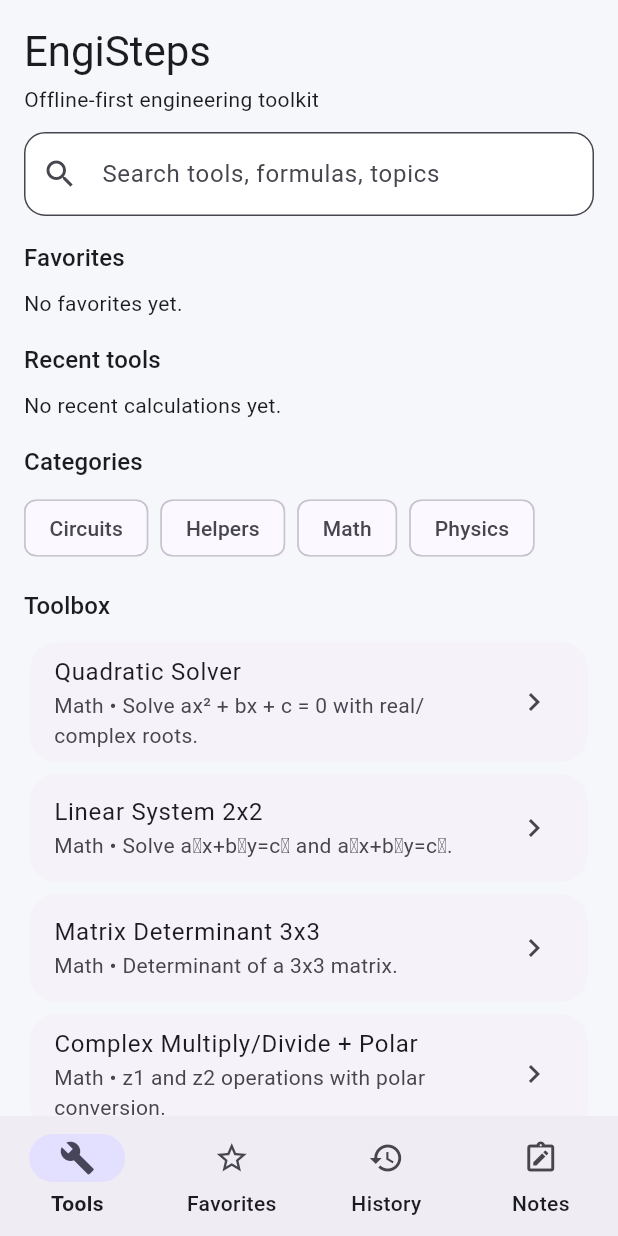
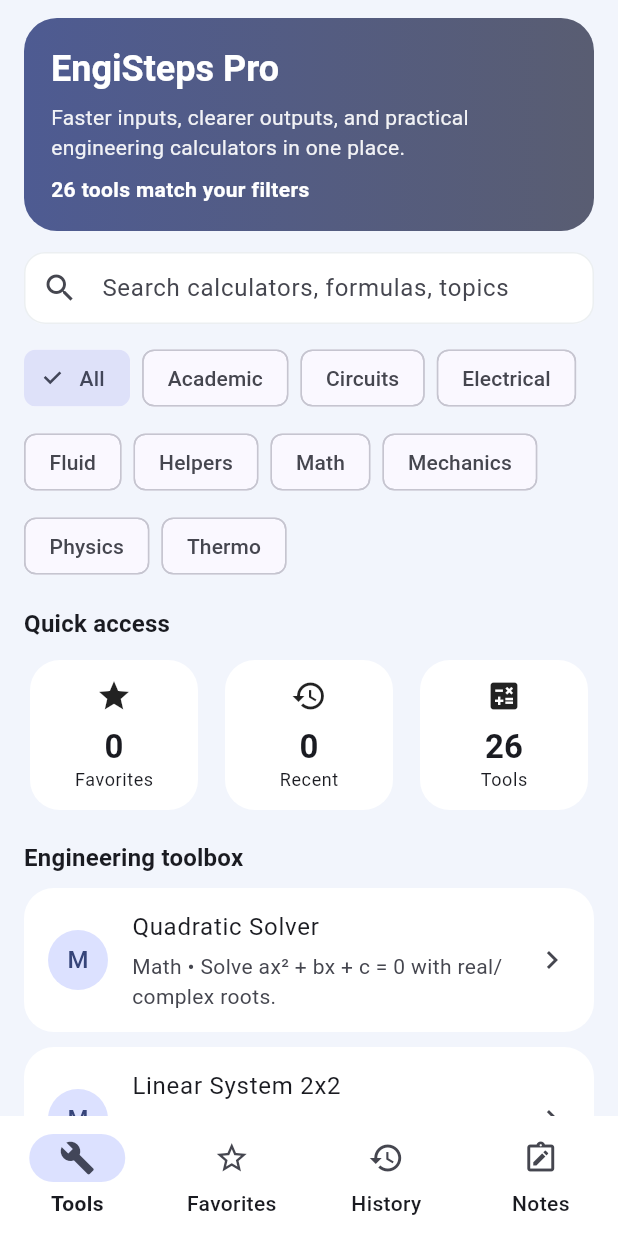
Before and after one commit to drilonkrivaqa/engisteps, a Flutter app: the screen it shows after launch, on a phone screen of 412 x 824 dp. Run offline on Flutter 3.47's test engine with Material 3 defaults, Android fonts, the light colour scheme and no system bars; our stand-ins replace flutter_riverpod, go_router, shared_preferences.

Commit message:
Redesign tooling UX and expand engineering calculators

```diff
--- a/lib/src/core/theme/app_theme.dart
+++ b/lib/src/core/theme/app_theme.dart
@@ -1,7 +1,7 @@
 import 'package:flutter/material.dart';
 
 class AppTheme {
-  static const _seed = Color(0xFF4F46E5);
+  static const _seed = Color(0xFF265DFA);
 
   static ThemeData get light {
     final base = ThemeData(
@@ -11,7 +11,7 @@ class AppTheme {
     );
 
     return base.copyWith(
-      scaffoldBackgroundColor: const Color(0xFFF6F7FB),
+      scaffoldBackgroundColor: const Color(0xFFF2F5FC),
       pageTransitionsTheme: const PageTransitionsTheme(
         builders: {
           TargetPlatform.android: ZoomPageTransitionsBuilder(),
@@ -29,9 +29,11 @@ class AppTheme {
       ),
       cardTheme: const CardThemeData(
         elevation: 0,
-        shape: RoundedRectangleBorder(borderRadius: BorderRadius.all(Radius.circular(18))),
+        color: Colors.white,
+        shape: RoundedRectangleBorder(borderRadius: BorderRadius.all(Radius.circular(20))),
       ),
       navigationBarTheme: NavigationBarThemeData(
+        backgroundColor: Colors.white,
         indicatorColor: base.colorScheme.primaryContainer,
         labelTextStyle: WidgetStateProperty.resolveWith(
           (states) => TextStyle(
@@ -42,7 +44,9 @@ class AppTheme {
       inputDecorationTheme: InputDecorationTheme(
         filled: true,
         fillColor: Colors.white,
-        border: OutlineInputBorder(borderRadius: BorderRadius.circular(14)),
+        contentPadding: const EdgeInsets.symmetric(horizontal: 14, vertical: 12),
+        border: OutlineInputBorder(borderRadius: BorderRadius.circular(14), borderSide: BorderSide.none),
+        enabledBorder: OutlineInputBorder(borderRadius: BorderRadius.circular(14), borderSide: BorderSide(color: Colors.blueGrey.withValues(alpha: 0.12))),
       ),
     );
   }
@@ -60,9 +64,10 @@ class AppTheme {
         foregroundColor: base.colorScheme.onSurface,
         elevation: 0,
       ),
-      cardTheme: const CardThemeData(
+      cardTheme: CardThemeData(
         elevation: 0,
-        shape: RoundedRectangleBorder(borderRadius: BorderRadius.all(Radius.circular(18))),
+        color: base.colorScheme.surfaceContainer,
+        shape: const RoundedRectangleBorder(borderRadius: BorderRadius.all(Radius.circular(20))),
       ),
       navigationBarTheme: NavigationBarThemeData(
         indicatorColor: base.colorScheme.primaryContainer,
@@ -70,7 +75,7 @@ class AppTheme {
       inputDecorationTheme: InputDecorationTheme(
         filled: true,
         fillColor: base.colorScheme.surfaceContainerHigh,
-        border: OutlineInputBorder(borderRadius: BorderRadius.circular(14)),
+        border: OutlineInputBorder(borderRadius: BorderRadius.circular(14), borderSide: BorderSide.none),
       ),
     );
   }
--- a/lib/src/features/tools/domain/tool_registry.dart
+++ b/lib/src/features/tools/domain/tool_registry.dart
@@ -433,6 +433,96 @@ class ToolRegistry {
         ],
       ),
     ),
+
+    Tool(
+      id: 'beam_bending_stress',
+      title: 'Beam Bending Stress',
+      category: 'Mechanics',
+      description: 'Compute maximum bending stress using σ = Mc/I.',
+      tags: ['beam', 'stress', 'mechanics of materials'],
+      inputs: const [
+        ToolInputSchema(key: 'M', label: 'Moment M', defaultValue: '1200', unit: 'N·m'),
+        ToolInputSchema(key: 'c', label: 'Distance c', defaultValue: '0.05', unit: 'm'),
+        ToolInputSchema(key: 'I', label: 'Second moment I', defaultValue: '0.000008', unit: 'm⁴'),
+      ],
+      compute: (m) {
+        final stress = m['M']! * m['c']! / m['I']!;
+        return ToolResult(mainResult: 'σmax=${_n(stress)} Pa', secondaryResults: [MapEntry('≈ MPa', _n(stress / 1e6))]);
+      },
+    ),
+    Tool(
+      id: 'reynolds_number',
+      title: 'Reynolds Number',
+      category: 'Fluid',
+      description: 'Flow regime indicator Re = ρVD/μ.',
+      tags: ['fluid', 'pipe', 'laminar', 'turbulent'],
+      inputs: const [
+        ToolInputSchema(key: 'rho', label: 'Density ρ', defaultValue: '1000', unit: 'kg/m³'),
+        ToolInputSchema(key: 'V', label: 'Velocity V', defaultValue: '1.5', unit: 'm/s'),
+        ToolInputSchema(key: 'D', label: 'Diameter D', defaultValue: '0.05', unit: 'm'),
+        ToolInputSchema(key: 'mu', label: 'Dynamic viscosity μ', defaultValue: '0.001', unit: 'Pa·s'),
+      ],
+      compute: (m) {
+        final re = m['rho']! * m['V']! * m['D']! / m['mu']!;
+        final regime = re < 2300 ? 'Laminar' : (re < 4000 ? 'Transition' : 'Turbulent');
+        return ToolResult(mainResult: 'Re=${_n(re)}', secondaryResults: [MapEntry('Regime', regime)]);
+      },
+    ),
+    Tool(
+      id: 'ideal_gas',
+      title: 'Ideal Gas Solver',
+      category: 'Thermo',
+      description: 'Solve pressure with P = nRT/V.',
+      tags: ['thermo', 'gas law'],
+      inputs: const [
+        ToolInputSchema(key: 'n', label: 'Moles n', defaultValue: '1'),
+        ToolInputSchema(key: 'T', label: 'Temperature T', defaultValue: '300', unit: 'K'),
+        ToolInputSchema(key: 'V', label: 'Volume V', defaultValue: '0.024', unit: 'm³'),
+      ],
+      compute: (m) {
+        const r = 8.314462618;
+        final p = m['n']! * r * m['T']! / m['V']!;
+        return ToolResult(mainResult: 'P=${_n(p)} Pa', secondaryResults: [MapEntry('kPa', _n(p / 1000))]);
+      },
+    ),
+    Tool(
+      id: 'gpa_tracker',
+      title: 'GPA / CGPA Estimator',
+      category: 'Academic',
+      description: 'Weighted GPA from previous and current semester.',
+      tags: ['gpa', 'academic', 'planner'],
+      inputs: const [
+        ToolInputSchema(key: 'prevCgpa', label: 'Previous CGPA', defaultValue: '3.2', min: 0, max: 4),
+        ToolInputSchema(key: 'prevCredits', label: 'Previous credits', defaultValue: '72', min: 0),
+        ToolInputSchema(key: 'currentGpa', label: 'Current semester GPA', defaultValue: '3.6', min: 0, max: 4),
+        ToolInputSchema(key: 'currentCredits', label: 'Current credits', defaultValue: '18', min: 1),
+      ],
+      compute: (m) {
+        final totalPts = m['prevCgpa']! * m['prevCredits']! + m['currentGpa']! * m['currentCredits']!;
+        final totalCredits = m['prevCredits']! + m['currentCredits']!;
+        final cgpa = totalPts / totalCredits;
+        return ToolResult(mainResult: 'Updated CGPA=${_n(cgpa)}', secondaryResults: [MapEntry('Total credits', _n(totalCredits))]);
+      },
+    ),
+    Tool(
+      id: 'transformer_turns_ratio',
+      title: 'Transformer Turns & Voltage Ratio',
+      category: 'Electrical',
+      description: 'Compute Vs and current ratio in ideal transformer.',
+      tags: ['transformer', 'power systems'],
+      inputs: const [
+        ToolInputSchema(key: 'Vp', label: 'Primary voltage Vp', defaultValue: '230', unit: 'V'),
+        ToolInputSchema(key: 'Np', label: 'Primary turns Np', defaultValue: '500'),
+        ToolInputSchema(key: 'Ns', label: 'Secondary turns Ns', defaultValue: '100'),
+        ToolInputSchema(key: 'Ip', label: 'Primary current Ip', defaultValue: '2', unit: 'A'),
+      ],
+      compute: (m) {
+        final ratio = m['Ns']! / m['Np']!;
+        final vs = m['Vp']! * ratio;
+        final isec = m['Ip']! / ratio;
+        return ToolResult(mainResult: 'Vs=${_n(vs)} V', secondaryResults: [MapEntry('Turns ratio Ns/Np', _n(ratio)), MapEntry('Secondary current Is', '${_n(isec)} A')]);
+      },
+    ),
   ];
 
   static Tool byId(String id) => tools.firstWhere((t) => t.id == id);
--- a/lib/src/features/tools/presentation/tools_screens.dart
+++ b/lib/src/features/tools/presentation/tools_screens.dart
@@ -11,63 +11,113 @@ import '../../history/data/history_repository.dart';
 import '../domain/tool_registry.dart';
 
 final _searchProvider = StateProvider<String>((ref) => '');
+final _categoryProvider = StateProvider<String?>((ref) => null);
 
 class ToolsHomeScreen extends ConsumerWidget {
   const ToolsHomeScreen({super.key});
 
   @override
   Widget build(BuildContext context, WidgetRef ref) {
-    final query = ref.watch(_searchProvider).toLowerCase();
+    final query = ref.watch(_searchProvider).trim().toLowerCase();
+    final selectedCategory = ref.watch(_categoryProvider);
     final favorites = ref.watch(favoritesProvider);
     final history = ref.watch(historyProvider);
+    final categories = ToolRegistry.categories();
+
     final filtered = ToolRegistry.tools.where((t) {
-      return t.title.toLowerCase().contains(query) || t.category.toLowerCase().contains(query);
+      final inQuery = query.isEmpty ||
+          t.title.toLowerCase().contains(query) ||
+          t.category.toLowerCase().contains(query) ||
+          t.description.toLowerCase().contains(query) ||
+          t.tags.any((tag) => tag.toLowerCase().contains(query));
+      final inCategory = selectedCategory == null || t.category == selectedCategory;
+      return inQuery && inCategory;
     }).toList();
-    final categories = ToolRegistry.categories();
 
     return SafeArea(
       child: ListView(
-        padding: const EdgeInsets.all(16),
+        padding: const EdgeInsets.fromLTRB(16, 12, 16, 24),
         children: [
-          Text('EngiSteps', style: Theme.of(context).textTheme.headlineMedium),
-          const SizedBox(height: 4),
-          const Text('Offline-first engineering toolkit'),
-          const SizedBox(height: 12),
+          _heroCard(context, filtered.length),
+          const SizedBox(height: 14),
           TextField(
             onChanged: (v) => ref.read(_searchProvider.notifier).state = v,
-            decoration: const InputDecoration(prefixIcon: Icon(Icons.search), hintText: 'Search tools, formulas, topics'),
+            decoration: InputDecoration(
+              prefixIcon: const Icon(Icons.search),
+              hintText: 'Search calculators, formulas, topics',
+              suffixIcon: query.isEmpty
+                  ? null
+                  : IconButton(
+                      onPressed: () => ref.read(_searchProvider.notifier).state = '',
+                      icon: const Icon(Icons.close),
                     ),
-          const SizedBox(height: 16),
-          _sectionTitle(context, 'Favorites'),
-          if (favorites.isEmpty)
-            const Text('No favorites yet.')
-          else
-            Wrap(
-              spacing: 8,
-              children: favorites.take(6).map((id) => ActionChip(label: Text(ToolRegistry.byId(id).title), onPressed: () => context.push('/tool/$id'))).toList(),
             ),
-          const SizedBox(height: 16),
-          _sectionTitle(context, 'Recent tools'),
-          if (history.isEmpty)
-            const Text('No recent calculations yet.')
-          else
-            ...history.take(3).map((h) => ListTile(title: Text(ToolRegistry.byId(h.toolId).title), subtitle: Text(h.output), onTap: () => context.push('/tool/${h.toolId}'))),
-          const SizedBox(height: 16),
-          _sectionTitle(context, 'Categories'),
+          ),
+          const SizedBox(height: 12),
           Wrap(
             spacing: 8,
             runSpacing: 8,
-            children: categories
-                .map((c) => FilterChip(label: Text(c), selected: false, onSelected: (_) => ref.read(_searchProvider.notifier).state = c))
+            children: [
+              ChoiceChip(
+                label: const Text('All'),
+                selected: selectedCategory == null,
+                onSelected: (_) => ref.read(_categoryProvider.notifier).state = null,
+              ),
+              ...categories.map(
+                (c) => ChoiceChip(
+                  label: Text(c),
+                  selected: selectedCategory == c,
+                  onSelected: (_) => ref.read(_categoryProvider.notifier).state = c,
+                ),
+              ),
+            ],
+          ),
+          const SizedBox(height: 16),
+          _sectionTitle(context, 'Quick access'),
+          const SizedBox(height: 8),
+          Row(
+            children: [
+              Expanded(child: _metricCard(context, 'Favorites', favorites.length.toString(), Icons.star)),
+              const SizedBox(width: 10),
+              Expanded(child: _metricCard(context, 'Recent', history.length.toString(), Icons.history)),
+              const SizedBox(width: 10),
+              Expanded(child: _metricCard(context, 'Tools', ToolRegistry.tools.length.toString(), Icons.calculate)),
+            ],
+          ),
+          const SizedBox(height: 16),
+          if (favorites.isNotEmpty) ...[
+            _sectionTitle(context, 'Pinned tools'),
+            const SizedBox(height: 8),
+            Wrap(
+              spacing: 8,
+              runSpacing: 8,
+              children: favorites
+                  .take(8)
+                  .map((id) => ActionChip(
+                        avatar: const Icon(Icons.star, size: 16),
+                        label: Text(ToolRegistry.byId(id).title),
+                        onPressed: () => context.push('/tool/$id'),
+                      ))
                   .toList(),
             ),
             const SizedBox(height: 16),
-          _sectionTitle(context, 'Toolbox'),
+          ],
+          _sectionTitle(context, 'Engineering toolbox'),
+          const SizedBox(height: 8),
           ...filtered.map(
             (tool) => Card(
+              margin: const EdgeInsets.only(bottom: 10),
               child: ListTile(
+                contentPadding: const EdgeInsets.symmetric(horizontal: 16, vertical: 6),
                 title: Text(tool.title),
-                subtitle: Text('${tool.category} • ${tool.description}'),
+                subtitle: Padding(
+                  padding: const EdgeInsets.only(top: 4),
+                  child: Text('${tool.category} • ${tool.description}'),
+                ),
+                leading: CircleAvatar(
+                  backgroundColor: Theme.of(context).colorScheme.primaryContainer,
+                  child: Text(tool.category.substring(0, 1)),
+                ),
                 trailing: const Icon(Icons.chevron_right),
                 onTap: () => context.push('/tool/${tool.id}'),
               ),
@@ -78,11 +128,49 @@ class ToolsHomeScreen extends ConsumerWidget {
     );
   }
 
+  Widget _heroCard(BuildContext context, int resultCount) {
+    return Container(
+      padding: const EdgeInsets.all(18),
+      decoration: BoxDecoration(
+        borderRadius: BorderRadius.circular(22),
+        gradient: LinearGradient(
+          colors: [
+            Theme.of(context).colorScheme.primary,
+            Theme.of(context).colorScheme.secondary,
+          ],
+        ),
+      ),
+      child: Column(
+        crossAxisAlignment: CrossAxisAlignment.start,
+        children: [
+          Text('EngiSteps Pro', style: Theme.of(context).textTheme.headlineSmall?.copyWith(color: Colors.white, fontWeight: FontWeight.w700)),
+          const SizedBox(height: 6),
+          Text('Faster inputs, clearer outputs, and practical engineering calculators in one place.', style: Theme.of(context).textTheme.bodyMedium?.copyWith(color: Colors.white.withValues(alpha: 0.92))),
+          const SizedBox(height: 8),
+          Text('$resultCount tools match your filters', style: const TextStyle(color: Colors.white, fontWeight: FontWeight.w600)),
+        ],
+      ),
+    );
+  }
+
+  Widget _metricCard(BuildContext context, String title, String value, IconData icon) {
+    return Card(
+      child: Padding(
+        padding: const EdgeInsets.all(12),
+        child: Column(
+          children: [
+            Icon(icon),
+            const SizedBox(height: 8),
+            Text(value, style: Theme.of(context).textTheme.titleLarge?.copyWith(fontWeight: FontWeight.w700)),
+            Text(title, style: Theme.of(context).textTheme.bodySmall),
+          ],
+        ),
+      ),
+    );
+  }
+
   Widget _sectionTitle(BuildContext context, String title) {
-    return Padding(
-      padding: const EdgeInsets.only(bottom: 8),
-      child: Text(title, style: Theme.of(context).textTheme.titleMedium),
-    );
+    return Text(title, style: Theme.of(context).textTheme.titleMedium?.copyWith(fontWeight: FontWeight.w700));
   }
 }
 
@@ -102,7 +190,7 @@ class _ToolDetailScreenState extends ConsumerState<ToolDetailScreen> {
   final Map<String, double> _selectedOptions = {};
   ToolResult? _result;
   bool _showSteps = false;
-  bool _explain = false;
+  bool _explain = true;
 
   @override
   void dispose() {
@@ -131,28 +219,54 @@ class _ToolDetailScreenState extends ConsumerState<ToolDetailScreen> {
         ],
       ),
       body: ListView(
-        padding: const EdgeInsets.fromLTRB(16, 16, 16, 220),
+        padding: const EdgeInsets.fromLTRB(16, 14, 16, 220),
         children: [
-          Text(tool.description),
-          const SizedBox(height: 8),
-          SwitchListTile(
+          Card(
+            child: Padding(
+              padding: const EdgeInsets.all(14),
+              child: Column(
+                crossAxisAlignment: CrossAxisAlignment.start,
+                children: [
+                  Text(tool.description, style: Theme.of(context).textTheme.bodyLarge),
+                  if (tool.explain != null) ...[
+                    const SizedBox(height: 10),
+                    SwitchListTile.adaptive(
                       contentPadding: EdgeInsets.zero,
-            title: const Text('Explain'),
+                      title: const Text('Show concept explanation'),
                       value: _explain,
                       onChanged: (v) => setState(() => _explain = v),
                     ),
-          if (_explain && tool.explain != null) Text(tool.explain!),
+                    if (_explain)
+                      Text(
+                        tool.explain!,
+                        style: Theme.of(context).textTheme.bodyMedium,
+                      ),
+                  ],
+                ],
+              ),
+            ),
+          ),
           const SizedBox(height: 12),
           Card(
             child: Padding(
-              padding: const EdgeInsets.all(12),
+              padding: const EdgeInsets.all(14),
               child: Column(
-                children: tool.inputs
-                    .map((i) => Padding(
-                          padding: const EdgeInsets.only(bottom: 12),
-                          child: _buildInputControl(i),
-                        ))
-                    .toList(),
+                crossAxisAlignment: CrossAxisAlignment.start,
+                children: [
+                  Row(
+                    children: [
+                      Text('Input assistant', style: Theme.of(context).textTheme.titleMedium?.copyWith(fontWeight: FontWeight.w700)),
+                      const Spacer(),
+                      TextButton.icon(
+                        onPressed: () => _fillDefaults(tool),
+                        icon: const Icon(Icons.auto_fix_high),
+                        label: const Text('Fill defaults'),
+                      )
+                    ],
+                  ),
+                  const SizedBox(height: 8),
+                  ...tool.inputs.map((i) => Padding(padding: const EdgeInsets.only(bottom: 12), child: _buildInputControl(i))),
+                ],
               ),
             ),
           ),
@@ -161,7 +275,7 @@ class _ToolDetailScreenState extends ConsumerState<ToolDetailScreen> {
       bottomSheet: SafeArea(
         top: false,
         child: Material(
-          elevation: 12,
+          elevation: 10,
           color: Theme.of(context).colorScheme.surface,
           child: Padding(
             padding: const EdgeInsets.fromLTRB(16, 12, 16, 16),
@@ -170,11 +284,21 @@ class _ToolDetailScreenState extends ConsumerState<ToolDetailScreen> {
               crossAxisAlignment: CrossAxisAlignment.stretch,
               children: [
                 if (_result != null) ...[
-                  Text('Result', style: Theme.of(context).textTheme.titleMedium),
+                  Container(
+                    padding: const EdgeInsets.all(12),
+                    decoration: BoxDecoration(
+                      color: Theme.of(context).colorScheme.primaryContainer.withValues(alpha: 0.45),
+                      borderRadius: BorderRadius.circular(12),
+                    ),
+                    child: Column(
+                      crossAxisAlignment: CrossAxisAlignment.start,
+                      children: [
+                        Text('Result', style: Theme.of(context).textTheme.titleMedium?.copyWith(fontWeight: FontWeight.w700)),
                         const SizedBox(height: 4),
                         Text(_result!.mainResult, style: Theme.of(context).textTheme.bodyLarge),
                         ..._result!.secondaryResults.map((e) => Text('${e.key}: ${e.value}')),
-                  Row(
+                        Wrap(
+                          spacing: 6,
                           children: [
                             TextButton.icon(
                               onPressed: () => setState(() => _showSteps = !_showSteps),
@@ -194,18 +318,22 @@ class _ToolDetailScreenState extends ConsumerState<ToolDetailScreen> {
                           ],
                         ),
                         if (_showSteps) ..._result!.steps.map((s) => Text('• $s')),
-                  const SizedBox(height: 8),
+                      ],
+                    ),
+                  ),
+                  const SizedBox(height: 10),
                 ],
                 Row(
                   children: [
                     Expanded(
-                      child: FilledButton(
+                      child: FilledButton.icon(
                         onPressed: _solve,
-                        child: const Text('Solve'),
+                        icon: const Icon(Icons.calculate),
+                        label: const Text('Solve now'),
                       ),
                     ),
                     const SizedBox(width: 8),
-                    OutlinedButton(
+                    OutlinedButton.icon(
                       onPressed: () => setState(() {
                         for (final c in _controllers.values) {
                           c.clear();
@@ -213,7 +341,8 @@ class _ToolDetailScreenState extends ConsumerState<ToolDetailScreen> {
                         _errors.clear();
                         _result = null;
                       }),
-                      child: const Text('Reset'),
+                      icon: const Icon(Icons.refresh),
+                      label: const Text('Reset'),
                     ),
                   ],
                 ),
@@ -223,6 +352,16 @@ class _ToolDetailScreenState extends ConsumerState<ToolDetailScreen> {
         ),
       ),
     );
+  }
+
+  void _fillDefaults(Tool tool) {
+    setState(() {
+      for (final input in tool.inputs) {
+        if (input.defaultValue != null && _controllers.containsKey(input.key)) {
+          _controllers[input.key]!.text = input.defaultValue!;
+        }
+      }
+    });
   }
 
   Widget _buildInputControl(ToolInputSchema schema) {
@@ -317,9 +456,7 @@ class _ToolDetailScreenState extends ConsumerState<ToolDetailScreen> {
     final unitOptions = schema.unitOptions;
     final text = _controllers[schema.key]!.text;
     final parsed = double.tryParse(_normalizedNumber(text));
-    final unitHelper = parsed != null && unitOptions.isNotEmpty
-        ? 'Base: ${_eng(parsed * _selectedUnitFactor(schema))} ${unitOptions.first.symbol}'
-        : null;
+    final unitHelper = parsed != null && unitOptions.isNotEmpty ? 'Base: ${_eng(parsed * _selectedUnitFactor(schema))} ${unitOptions.first.symbol}' : null;
 
     return Column(
       crossAxisAlignment: CrossAxisAlignment.start,
@@ -339,12 +476,7 @@ class _ToolDetailScreenState extends ConsumerState<ToolDetailScreen> {
                     child: DropdownButton<String>(
                       value: _selectedUnits[schema.key],
                       onChanged: (v) => setState(() => _selectedUnits[schema.key] = v ?? unitOptions.first.symbol),
-                      items: unitOptions
-                          .map((u) => DropdownMenuItem<String>(
-                                value: u.symbol,
-                                child: Text(u.symbol),
-                              ))
-                          .toList(),
+                      items: unitOptions.map((u) => DropdownMenuItem<String>(value: u.symbol, child: Text(u.symbol))).toList(),
                     ),
                   ),
           ),
@@ -362,12 +494,7 @@ class _ToolDetailScreenState extends ConsumerState<ToolDetailScreen> {
           Wrap(
             spacing: 6,
             children: schema.examples
-                .map(
-                  (example) => ActionChip(
-                    label: Text(example),
-                    onPressed: () => setState(() => _controllers[schema.key]!.text = example),
-                  ),
-                )
+                .map((example) => ActionChip(label: Text(example), onPressed: () => setState(() => _controllers[schema.key]!.text = example)))
                 .toList(),
           ),
       ],
```
Lines whose indentation alone changed are shown as unchanged.
